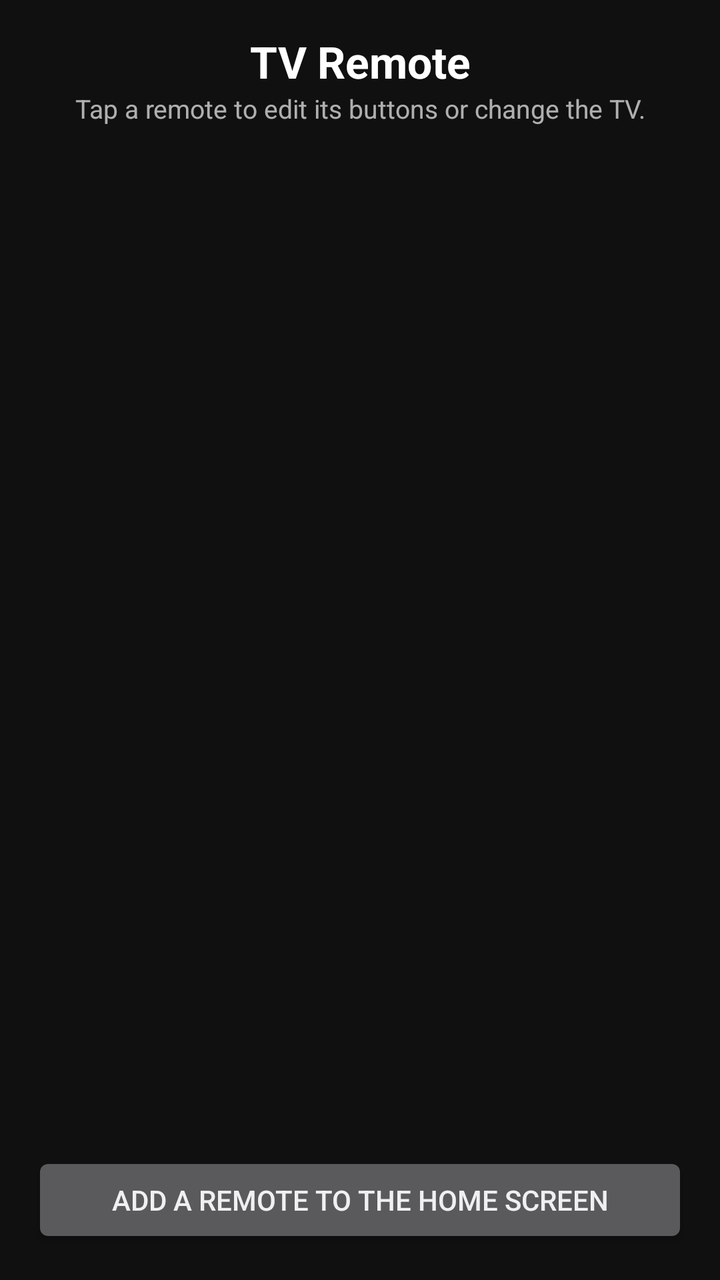
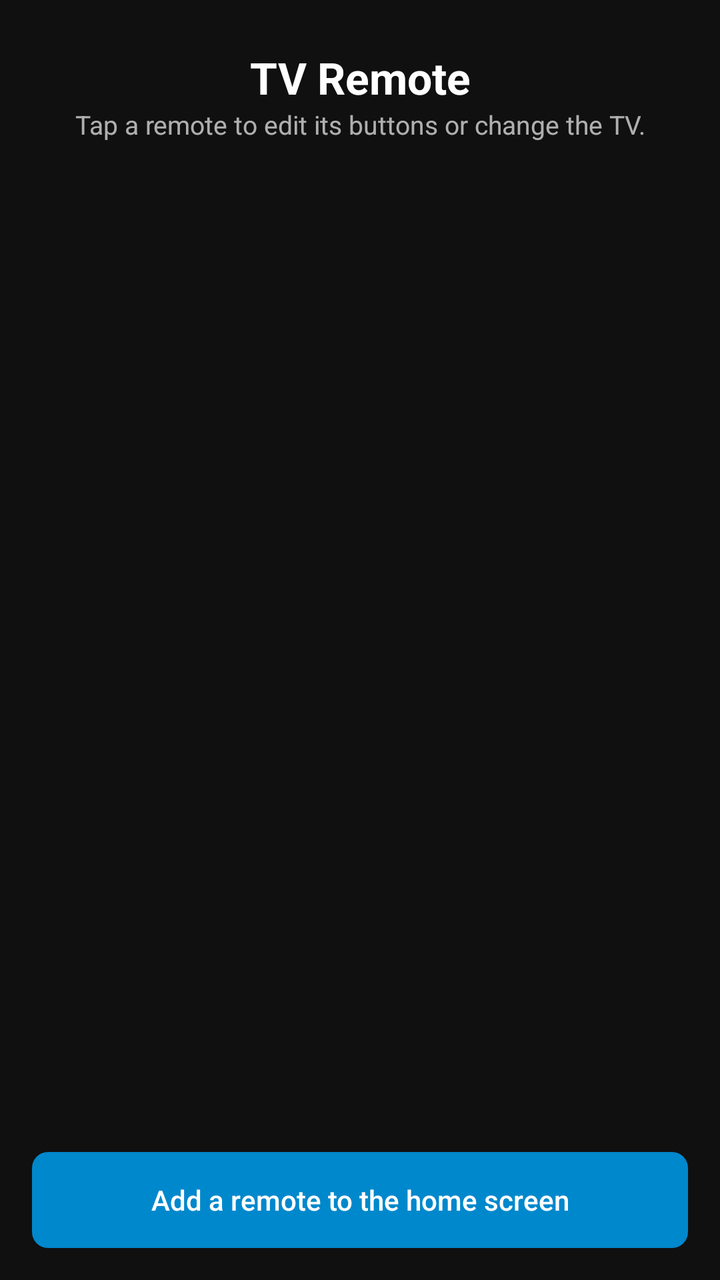

Screens rendered from an Android XML layout before and after an edit, with the pre-edit source and the edit as a unified diff.
<!-- AndroidManifest.xml: activity theme android:Theme.DeviceDefault.NoActionBar -->
<!-- res/layout/activity_remote_settings.xml -->
<?xml version="1.0" encoding="utf-8"?>
<LinearLayout xmlns:android="http://schemas.android.com/apk/res/android"
    android:layout_width="match_parent"
    android:layout_height="match_parent"
    android:orientation="vertical"
    android:background="#101010"
    android:padding="16dp">

    <TextView
        android:layout_width="match_parent"
        android:layout_height="wrap_content"
        android:text="TV Remote"
        android:textColor="#FFFFFF"
        android:textSize="22sp"
        android:textStyle="bold"
        android:gravity="center" />

    <TextView
        android:layout_width="match_parent"
        android:layout_height="wrap_content"
        android:layout_marginBottom="12dp"
        android:text="Tap a remote to edit its buttons or change the TV."
        android:textColor="#AAFFFFFF"
        android:textSize="13sp"
        android:gravity="center" />

    
    <ScrollView
        android:layout_width="match_parent"
        android:layout_height="0dp"
        android:layout_weight="1">

        <LinearLayout
            android:id="@+id/settings_list"
            android:layout_width="match_parent"
            android:layout_height="wrap_content"
            android:orientation="vertical" />
    </ScrollView>

    <Button
        android:id="@+id/btn_add_widget"
        android:layout_width="match_parent"
        android:layout_height="wrap_content"
        android:layout_marginTop="12dp"
        android:text="Add a remote to the home screen" />

</LinearLayout>
<!-- resources referenced by this layout -->
<resources>

</resources>

<!-- the commit's change to res/layout/activity_remote_settings.xml (unified diff, before → after) -->
@@ -4,7 +4,10 @@
     android:layout_height="match_parent"
     android:orientation="vertical"
     android:background="#101010"
-    android:padding="16dp">
+    android:paddingLeft="16dp"
+    android:paddingRight="16dp"
+    android:paddingTop="24dp"
+    android:paddingBottom="16dp">
 
     <TextView
         android:layout_width="match_parent"
@@ -42,6 +45,12 @@
         android:layout_width="match_parent"
         android:layout_height="wrap_content"
         android:layout_marginTop="12dp"
+        android:background="@drawable/btn_default_bg"
+        android:textColor="#FFFFFF"
+        android:textAllCaps="false"
+        android:paddingTop="14dp"
+        android:paddingBottom="14dp"
+        android:stateListAnimator="@null"
         android:text="Add a remote to the home screen" />
 
 </LinearLayout>
<!-- resource entries referenced after the edit -->
@@ -1,5 +1,20 @@
 <!-- resources referenced by this layout -->
 <resources>
-
+  <!-- drawable btn_default_bg (drawable) -->
+  <?xml version="1.0" encoding="utf-8"?>
+  <selector xmlns:android="http://schemas.android.com/apk/res/android">
+      <item android:state_pressed="true">
+          <shape android:shape="rectangle">
+              <solid android:color="#006699" />
+              <corners android:radius="8dp" />
+          </shape>
+      </item>
+      <item>
+          <shape android:shape="rectangle">
+              <solid android:color="#0088CC" />
+              <corners android:radius="8dp" />
+          </shape>
+      </item>
+  </selector>
 </resources>
 
